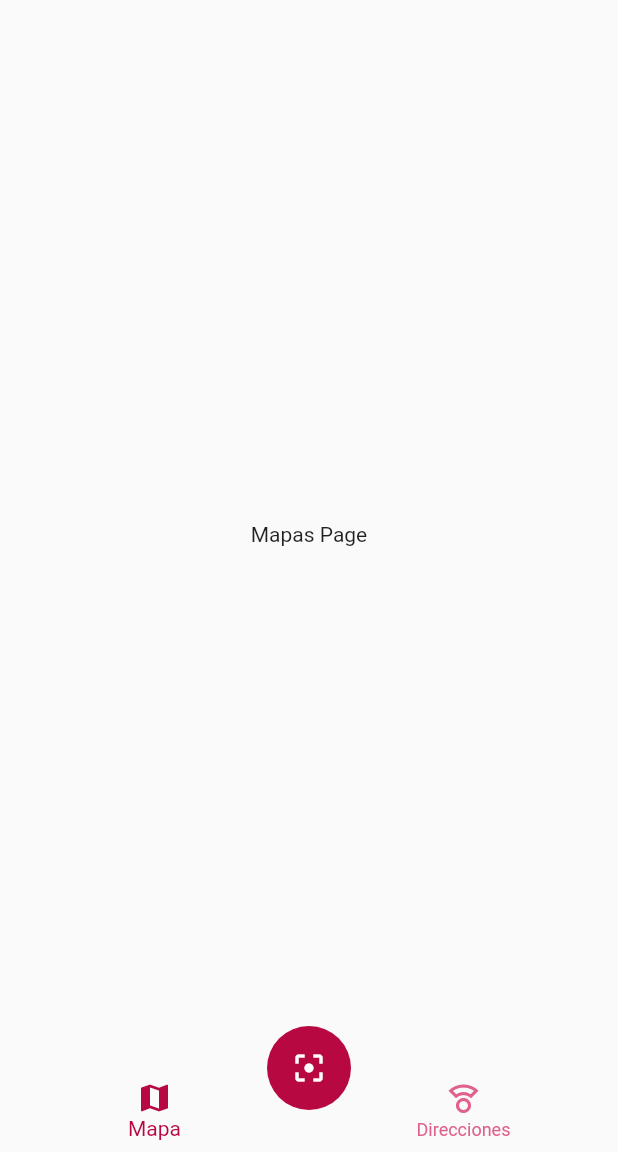
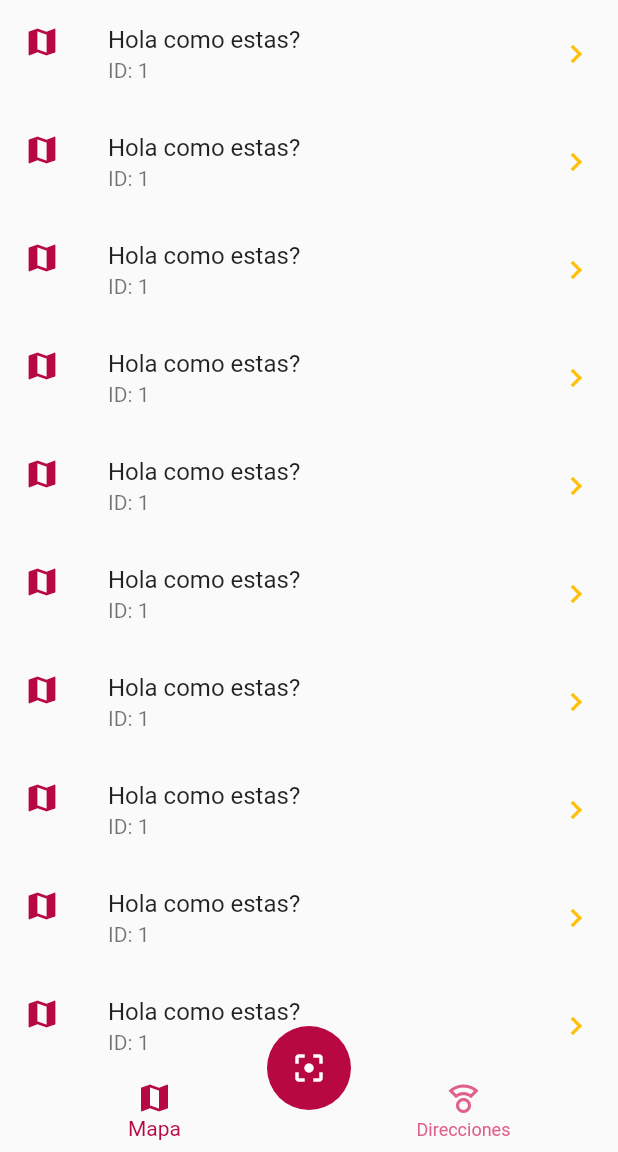
Before and after one commit to Lisandris/App-QRScanner-con-Flutter, a Flutter app: the screen it shows after launch, on a phone screen of 412 x 824 dp, the part 84-1236 px from its top. Run offline on Flutter 3.47's test engine with Material 2 defaults, Android fonts, the phone set to English and light mode, and no system bars; our stand-ins replace sqflite; missing offline and left inert: flutter_barcode_scanner; accounts and stored records are empty.

Commit message:
Mostrar Scans UI sin sabe de datos

```diff
--- a/lib/main.dart
+++ b/lib/main.dart
@@ -29,8 +29,9 @@ class MyApp extends StatelessWidget {
           'mapa': ( _ ) => MapaPage(),
         },
         theme: ThemeData(  /* Tema principal */
+          primaryColor: const Color.fromARGB(255, 184, 8, 66),
           appBarTheme: const AppBarTheme(
-            color: Color.fromARGB(255, 184, 8, 66)
+           color: Color.fromARGB(255, 184, 8, 66)
           ),
           bottomNavigationBarTheme: const BottomNavigationBarThemeData(
             selectedItemColor:Color.fromARGB(255, 184, 8, 66),
--- a/lib/pages/home_page.dart
+++ b/lib/pages/home_page.dart
@@ -18,7 +18,7 @@ class HomePage extends StatelessWidget {
         title: Text( 'Historial' ),
         actions: [
           IconButton(
-            icon: Icon( Icons.delete_forever_rounded),
+            icon: const Icon( Icons.delete_forever_rounded),
             onPressed: (){ }
           )
         ],
--- a/lib/pages/mapas_page.dart
+++ b/lib/pages/mapas_page.dart
@@ -5,8 +5,15 @@ class MapasPage extends StatelessWidget {
 
   @override
   Widget build(BuildContext context) {
-    return Center(
-      child: Text('Mapas Page'),
+    return ListView.builder(
+      itemCount: 10,
+      itemBuilder: (_, i) => ListTile(
+        leading: Icon( Icons.map, color: Theme.of(context).primaryColor ),
+        title: Text('Hola como estas?'),
+        subtitle: Text('ID: 1'),
+        trailing: Icon(Icons.keyboard_arrow_right, color: Colors.amber,),
+        onTap: () => print('abrir algo..'),
+      )
     );
   }
 }
```
